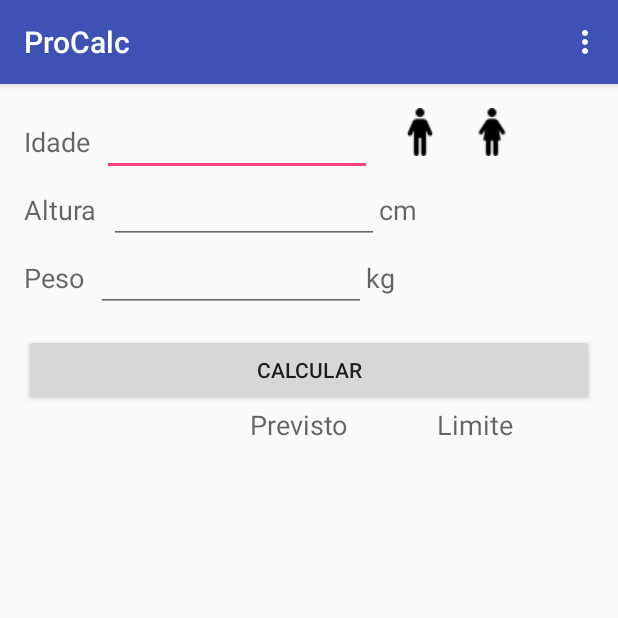
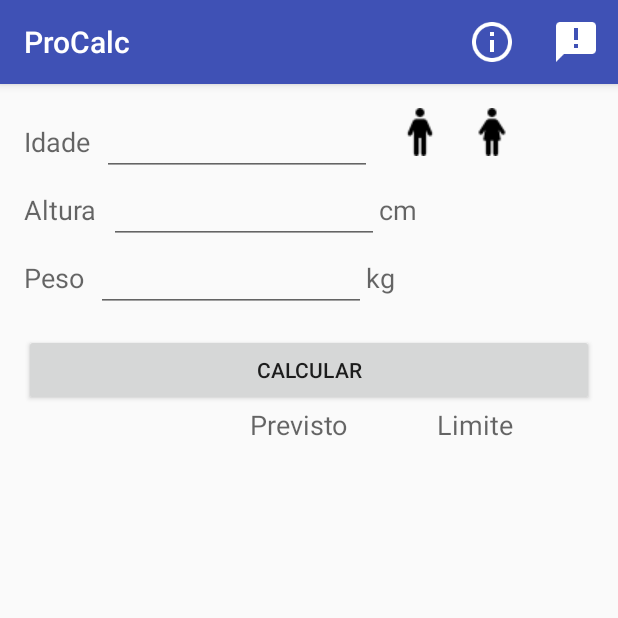
Before and after one commit to FabricaAppU9/Espirometria, an Android app: the screen it shows after launch (MainActivity), on a phone screen of 412 x 824 dp, the top half of it. Run offline under Robolectric (Android 15) with nearby library versions, the phone set to English and light mode, and no system bars.

Commit message:
ProCalc - Atualizar Menu do aplicativo #60
Adicionado ícones do menu.

Issue: Ícones do menu não eram carregados na Action Bar;

Solução: Mudar a origem do atributo "showAsAction" no layout dos items do
menu. Deve ser importada o titulo "app" para o atributo showAsAction.

Exemplo:
<menu xmlns:android="http://schemas.android.com/apk/res/android"
    xmlns:app="http://schemas.android.com/apk/res-auto">
        <item
	        android:id="@+id/actionSobre"
		        android:icon="@mipmap/ic_info_outline_white"
			        android:title="@string/btnSobre"
				        app:showAsAction="always"/>
</menu>

```diff
--- a/ProCalc/app/src/main/res/layout/activity_main.xml
+++ b/ProCalc/app/src/main/res/layout/activity_main.xml
@@ -7,6 +7,8 @@
     android:paddingLeft="@dimen/activity_horizontal_margin"
     android:paddingRight="@dimen/activity_horizontal_margin"
     android:paddingTop="@dimen/activity_vertical_margin"
+    android:clickable="true"
+    android:focusableInTouchMode="true"
     tools:context="espirometria.fabricaapp.uninove.com.br.procalc.activities.MainActivity">
 
     <!-- Campos Idade e Sexo -->
--- a/ProCalc/app/src/main/res/layout/item_resultado.xml
+++ b/ProCalc/app/src/main/res/layout/item_resultado.xml
@@ -26,7 +26,7 @@
     <TextView
         android:layout_width="90dp"
         android:layout_height="wrap_content"
-        android:paddingRight="15dp"
+        android:gravity="center"
         android:paddingLeft="15dp"
         android:textAppearance="?android:attr/textAppearanceMedium"
         android:text=""
--- a/ProCalc/app/src/main/res/menu/action_sobre.xml
+++ b/ProCalc/app/src/main/res/menu/action_sobre.xml
@@ -1,15 +1,16 @@
 <?xml version="1.0" encoding="utf-8"?>
-<menu xmlns:android="http://schemas.android.com/apk/res/android">
+<menu xmlns:android="http://schemas.android.com/apk/res/android"
+    xmlns:app="http://schemas.android.com/apk/res-auto">
     <item
         android:id="@+id/actionSobre"
         android:icon="@mipmap/ic_info_outline_white"
         android:title="@string/btnSobre"
-        android:showAsAction="always"/>
+        app:showAsAction="always"/>
 
     <item
         android:id="@+id/actionFaixas"
         android:icon="@mipmap/ic_announcement_white_24dp"
         android:title="Faixas Limite"
-        android:showAsAction="always"/>
+        app:showAsAction="always"/>
 
 </menu>
```
Also changed, not shown: ProCalc/app/src/main/java/espirometria/fabricaapp/uninove/com/br/procalc/activities/MainActivity.java (+4 -4 lines), ProCalc/app/src/main/java/espirometria/fabricaapp/uninove/com/br/procalc/utilities/Utils.java (added, +19 -0 lines).
